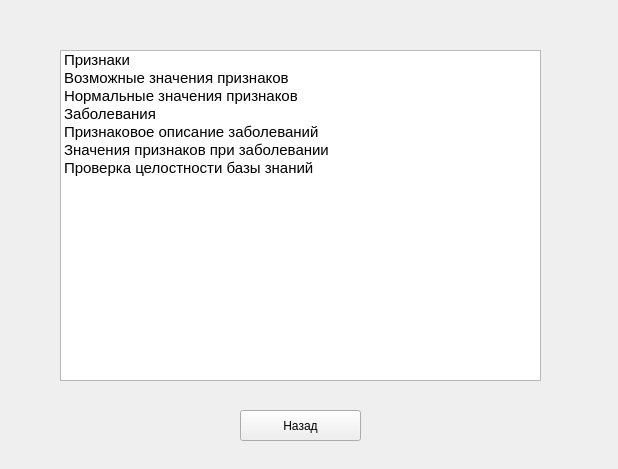
Above: knowledge_editor.ui from Lyudmila06/SII_diagnognostics before the change. Below: the same form after it.
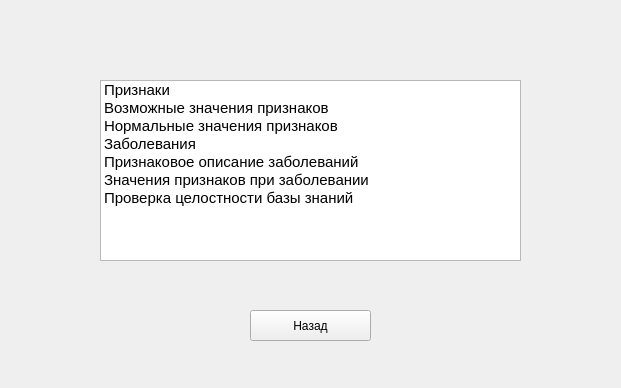
That is the form after the change.

```diff
--- a/knowledge_editor.ui
+++ b/knowledge_editor.ui
@@ -6,8 +6,8 @@
    <rect>
     <x>0</x>
     <y>0</y>
-    <width>618</width>
-    <height>469</height>
+    <width>621</width>
+    <height>388</height>
    </rect>
   </property>
   <property name="windowTitle">
@@ -16,8 +16,8 @@
   <widget class="QPushButton" name="pushButton">
    <property name="geometry">
     <rect>
-     <x>240</x>
-     <y>410</y>
+     <x>250</x>
+     <y>310</y>
      <width>121</width>
      <height>31</height>
     </rect>
@@ -29,10 +29,10 @@
   <widget class="QListWidget" name="listWidget">
    <property name="geometry">
     <rect>
-     <x>60</x>
-     <y>50</y>
-     <width>481</width>
-     <height>331</height>
+     <x>100</x>
+     <y>80</y>
+     <width>421</width>
+     <height>181</height>
     </rect>
    </property>
    <property name="font">
```
Left out of the diff: 2 changed lines with no effect on the pictures.
